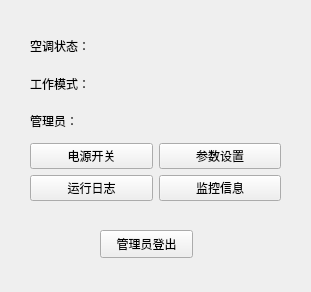
This is Master/managercontrolpanel.ui in L-Jay1999/DistributedTemperatureControlSystem as Qt 5 draws it before an edit. The edited form follows.
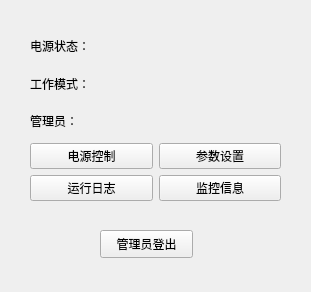
This is the edited form.

Commit message:
中央空调UI更新
增加电源控制UI，操作确认提示框

The edit to the form file:
```diff
--- a/Master/managercontrolpanel.ui
+++ b/Master/managercontrolpanel.ui
@@ -47,7 +47,7 @@
     <item row="3" column="0">
      <widget class="QPushButton" name="pushButton_power">
       <property name="text">
-       <string>电源开关</string>
+       <string>电源控制</string>
       </property>
      </widget>
     </item>
@@ -61,7 +61,7 @@
     <item row="0" column="0">
      <widget class="QLabel" name="label">
       <property name="text">
-       <string>空调状态：</string>
+       <string>电源状态：</string>
       </property>
      </widget>
     </item>
```
Left out of the diff: 2 changed lines with no effect on the pictures. The commit also changes 18 other files.
